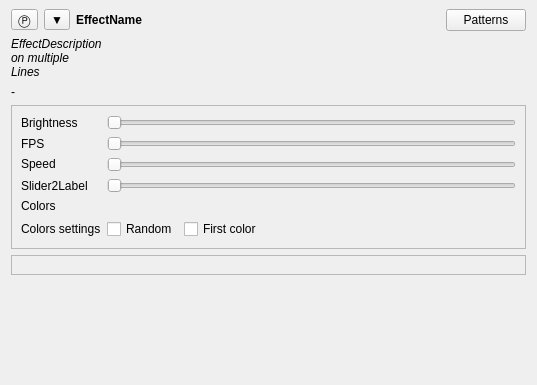
Old version of the form OpenRGBEffectPage.ui in the repository DLdota/OpenRGBEffectsPlugin.
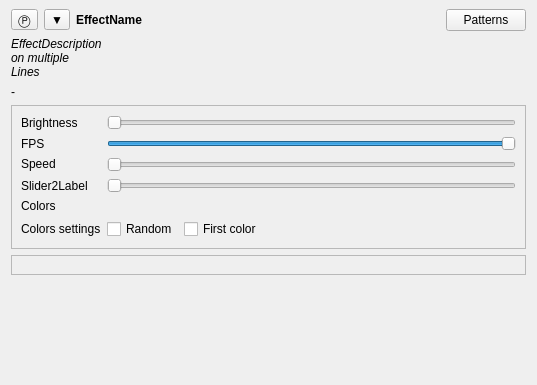
New version of the form. Custom widgets are drawn as their Qt base class.

Commit message: Fix FPS slider value display

The edit to the form file:
```diff
--- a/OpenRGBEffectPage.ui
+++ b/OpenRGBEffectPage.ui
@@ -262,6 +262,15 @@
         </item>
         <item row="3" column="1" colspan="2">
          <widget class="QTooltipedSlider" name="FPS_slider">
+          <property name="minimum">
+           <number>1</number>
+          </property>
+          <property name="maximum">
+           <number>60</number>
+          </property>
+          <property name="value">
+           <number>60</number>
+          </property>
           <property name="orientation">
            <enum>Qt::Horizontal</enum>
           </property>
```
The commit also changes 2 other files.
